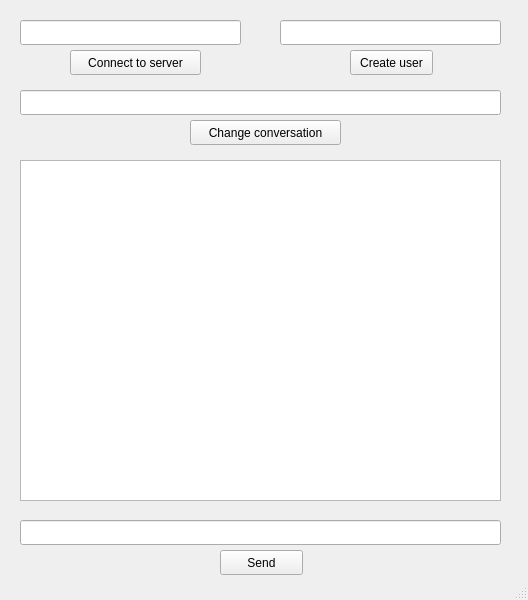
The window that lobo-client/mainwindow.ui (los-lobos-jovenes/el_lobo-client) describes before a commit, drawn with Qt 5.
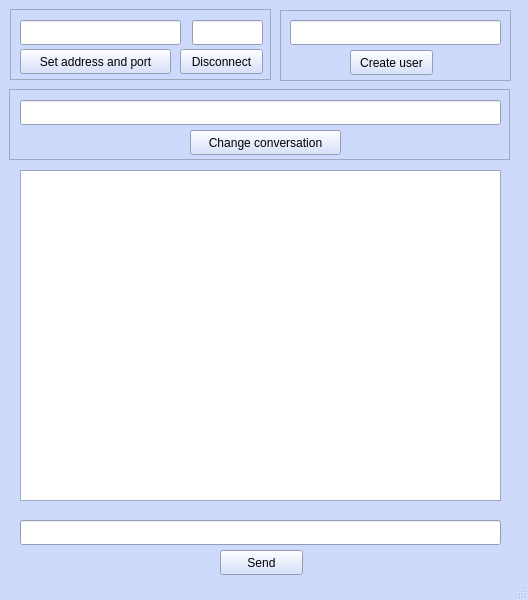
The same window after the commit.

Commit message: Connect and disconnect feature

Patch:
```diff
--- a/lobo-client/mainwindow.ui
+++ b/lobo-client/mainwindow.ui
@@ -10,6 +10,448 @@
     <height>600</height>
    </rect>
   </property>
+  <property name="palette">
+   <palette>
+    <active>
+     <colorrole role="WindowText">
+      <brush brushstyle="SolidPattern">
+       <color alpha="255">
+        <red>0</red>
+        <green>0</green>
+        <blue>0</blue>
+       </color>
+      </brush>
+     </colorrole>
+     <colorrole role="Button">
+      <brush brushstyle="SolidPattern">
+       <color alpha="255">
+        <red>205</red>
+        <green>218</green>
+        <blue>251</blue>
+       </color>
+      </brush>
+     </colorrole>
+     <colorrole role="Light">
+      <brush brushstyle="SolidPattern">
+       <color alpha="255">
+        <red>255</red>
+        <green>255</green>
+        <blue>255</blue>
+       </color>
+      </brush>
+     </colorrole>
+     <colorrole role="Midlight">
+      <brush brushstyle="SolidPattern">
+       <color alpha="255">
+        <red>230</red>
+        <green>236</green>
+        <blue>253</blue>
+       </color>
+      </brush>
+     </colorrole>
+     <colorrole role="Dark">
+      <brush brushstyle="SolidPattern">
+       <color alpha="255">
+        <red>102</red>
+        <green>109</green>
+        <blue>125</blue>
+       </color>
+      </brush>
+     </colorrole>
+     <colorrole role="Mid">
+      <brush brushstyle="SolidPattern">
+       <color alpha="255">
+        <red>137</red>
+        <green>145</green>
+        <blue>167</blue>
+       </color>
+      </brush>
+     </colorrole>
+     <colorrole role="Text">
+      <brush brushstyle="SolidPattern">
+       <color alpha="255">
+        <red>0</red>
+        <green>0</green>
+        <blue>0</blue>
+       </color>
+      </brush>
+     </colorrole>
+     <colorrole role="BrightText">
+      <brush brushstyle="SolidPattern">
+       <color alpha="255">
+        <red>255</red>
+        <green>255</green>
+        <blue>255</blue>
+       </color>
+      </brush>
+     </colorrole>
+     <colorrole role="ButtonText">
+      <brush brushstyle="SolidPattern">
+       <color alpha="255">
+        <red>0</red>
+        <green>0</green>
+        <blue>0</blue>
+       </color>
+      </brush>
+     </colorrole>
+     <colorrole role="Base">
+      <brush brushstyle="SolidPattern">
+       <color alpha="255">
+        <red>255</red>
+        <green>255</green>
+        <blue>255</blue>
+       </color>
+      </brush>
+     </colorrole>
+     <colorrole role="Window">
+      <brush brushstyle="SolidPattern">
+       <color alpha="255">
+        <red>205</red>
+        <green>218</green>
+        <blue>251</blue>
+       </color>
+      </brush>
+     </colorrole>
+     <colorrole role="Shadow">
+      <brush brushstyle="SolidPattern">
+       <color alpha="255">
+        <red>0</red>
+        <green>0</green>
+        <blue>0</blue>
+       </color>
+      </brush>
+     </colorrole>
+     <colorrole role="AlternateBase">
+      <brush brushstyle="SolidPattern">
+       <color alpha="255">
+        <red>230</red>
+        <green>236</green>
+        <blue>253</blue>
+       </color>
+      </brush>
+     </colorrole>
+     <colorrole role="ToolTipBase">
+      <brush brushstyle="SolidPattern">
+       <color alpha="255">
+        <red>255</red>
+        <green>255</green>
+        <blue>220</blue>
+       </color>
+      </brush>
+     </colorrole>
+     <colorrole role="ToolTipText">
+      <brush brushstyle="SolidPattern">
+       <color alpha="255">
+        <red>0</red>
+        <green>0</green>
+        <blue>0</blue>
+       </color>
+      </brush>
+     </colorrole>
+     <colorrole role="PlaceholderText">
+      <brush brushstyle="SolidPattern">
+       <color alpha="128">
+        <red>0</red>
+        <green>0</green>
+        <blue>0</blue>
+       </color>
+      </brush>
+     </colorrole>
+    </active>
+    <inactive>
+     <colorrole role="WindowText">
+      <brush brushstyle="SolidPattern">
+       <color alpha="255">
+        <red>0</red>
+        <green>0</green>
+        <blue>0</blue>
+       </color>
+      </brush>
+     </colorrole>
+     <colorrole role="Button">
+      <brush brushstyle="SolidPattern">
+       <color alpha="255">
+        <red>205</red>
+        <green>218</green>
+        <blue>251</blue>
+       </color>
+      </brush>
+     </colorrole>
+     <colorrole role="Light">
+      <brush brushstyle="SolidPattern">
+       <color alpha="255">
+        <red>255</red>
+        <green>255</green>
+        <blue>255</blue>
+       </color>
+      </brush>
+     </colorrole>
+     <colorrole role="Midlight">
+      <brush brushstyle="SolidPattern">
+       <color alpha="255">
+        <red>230</red>
+        <green>236</green>
+        <blue>253</blue>
+       </color>
+      </brush>
+     </colorrole>
+     <colorrole role="Dark">
+      <brush brushstyle="SolidPattern">
+       <color alpha="255">
+        <red>102</red>
+        <green>109</green>
+        <blue>125</blue>
+       </color>
+      </brush>
+     </colorrole>
+     <colorrole role="Mid">
+      <brush brushstyle="SolidPattern">
+       <color alpha="255">
+        <red>137</red>
+        <green>145</green>
+        <blue>167</blue>
+       </color>
+      </brush>
+     </colorrole>
+     <colorrole role="Text">
+      <brush brushstyle="SolidPattern">
+       <color alpha="255">
+        <red>0</red>
+        <green>0</green>
+        <blue>0</blue>
+       </color>
+      </brush>
+     </colorrole>
+     <colorrole role="BrightText">
+      <brush brushstyle="SolidPattern">
+       <color alpha="255">
+        <red>255</red>
+        <green>255</green>
+        <blue>255</blue>
+       </color>
+      </brush>
+     </colorrole>
+     <colorrole role="ButtonText">
+      <brush brushstyle="SolidPattern">
+       <color alpha="255">
+        <red>0</red>
+        <green>0</green>
+        <blue>0</blue>
+       </color>
+      </brush>
+     </colorrole>
+     <colorrole role="Base">
+      <brush brushstyle="SolidPattern">
+       <color alpha="255">
+        <red>255</red>
+        <green>255</green>
+        <blue>255</blue>
+       </color>
+      </brush>
+     </colorrole>
+     <colorrole role="Window">
+      <brush brushstyle="SolidPattern">
+       <color alpha="255">
+        <red>205</red>
+        <green>218</green>
+        <blue>251</blue>
+       </color>
+      </brush>
+     </colorrole>
+     <colorrole role="Shadow">
+      <brush brushstyle="SolidPattern">
+       <color alpha="255">
+        <red>0</red>
+        <green>0</green>
+        <blue>0</blue>
+       </color>
+      </brush>
+     </colorrole>
+     <colorrole role="AlternateBase">
+      <brush brushstyle="SolidPattern">
+       <color alpha="255">
+        <red>230</red>
+        <green>236</green>
+        <blue>253</blue>
+       </color>
+      </brush>
+     </colorrole>
+     <colorrole role="ToolTipBase">
+      <brush brushstyle="SolidPattern">
+       <color alpha="255">
+        <red>255</red>
+        <green>255</green>
+        <blue>220</blue>
+       </color>
+      </brush>
+     </colorrole>
+     <colorrole role="ToolTipText">
+      <brush brushstyle="SolidPattern">
+       <color alpha="255">
+        <red>0</red>
+        <green>0</green>
+        <blue>0</blue>
+       </color>
+      </brush>
+     </colorrole>
+     <colorrole role="PlaceholderText">
+      <brush brushstyle="SolidPattern">
+       <color alpha="128">
+        <red>0</red>
+        <green>0</green>
+        <blue>0</blue>
+       </color>
+      </brush>
+     </colorrole>
+    </inactive>
+    <disabled>
+     <colorrole role="WindowText">
+      <brush brushstyle="SolidPattern">
+       <color alpha="255">
+        <red>102</red>
+        <green>109</green>
+        <blue>125</blue>
+       </color>
+      </brush>
+     </colorrole>
+     <colorrole role="Button">
+      <brush brushstyle="SolidPattern">
+       <color alpha="255">
+        <red>205</red>
+        <green>218</green>
+        <blue>251</blue>
+       </color>
+      </brush>
+     </colorrole>
+     <colorrole role="Light">
+      <brush brushstyle="SolidPattern">
+       <color alpha="255">
+        <red>255</red>
+        <green>255</green>
+        <blue>255</blue>
+       </color>
+      </brush>
+     </colorrole>
+     <colorrole role="Midlight">
+      <brush brushstyle="SolidPattern">
+       <color alpha="255">
+        <red>230</red>
+        <green>236</green>
+        <blue>253</blue>
+       </color>
+      </brush>
+     </colorrole>
+     <colorrole role="Dark">
+      <brush brushstyle="SolidPattern">
+       <color alpha="255">
+        <red>102</red>
+        <green>109</green>
+        <blue>125</blue>
+       </color>
+      </brush>
+     </colorrole>
+     <colorrole role="Mid">
+      <brush brushstyle="SolidPattern">
+       <color alpha="255">
+        <red>137</red>
+        <green>145</green>
+        <blue>167</blue>
+       </color>
+      </brush>
+     </colorrole>
+     <colorrole role="Text">
+      <brush brushstyle="SolidPattern">
+       <color alpha="255">
+        <red>102</red>
+        <green>109</green>
+        <blue>125</blue>
+       </color>
+      </brush>
+     </colorrole>
+     <colorrole role="BrightText">
+      <brush brushstyle="SolidPattern">
+       <color alpha="255">
+        <red>255</red>
+        <green>255</green>
+        <blue>255</blue>
+       </color>
+      </brush>
+     </colorrole>
+     <colorrole role="ButtonText">
+      <brush brushstyle="SolidPattern">
+       <color alpha="255">
+        <red>102</red>
+        <green>109</green>
+        <blue>125</blue>
+       </color>
+      </brush>
+     </colorrole>
+     <colorrole role="Base">
+      <brush brushstyle="SolidPattern">
+       <color alpha="255">
+        <red>205</red>
+        <green>218</green>
+        <blue>251</blue>
+       </color>
+      </brush>
+     </colorrole>
+     <colorrole role="Window">
+      <brush brushstyle="SolidPattern">
+       <color alpha="255">
+        <red>205</red>
+        <green>218</green>
+        <blue>251</blue>
+       </color>
+      </brush>
+     </colorrole>
+     <colorrole role="Shadow">
+      <brush brushstyle="SolidPattern">
+       <color alpha="255">
+        <red>0</red>
+        <green>0</green>
+        <blue>0</blue>
+       </color>
+      </brush>
+     </colorrole>
+     <colorrole role="AlternateBase">
+      <brush brushstyle="SolidPattern">
+       <color alpha="255">
+        <red>205</red>
+        <green>218</green>
+        <blue>251</blue>
+       </color>
+      </brush>
+     </colorrole>
+     <colorrole role="ToolTipBase">
+      <brush brushstyle="SolidPattern">
+       <color alpha="255">
+        <red>255</red>
+        <green>255</green>
+        <blue>220</blue>
+       </color>
+      </brush>
+     </colorrole>
+     <colorrole role="ToolTipText">
+      <brush brushstyle="SolidPattern">
+       <color alpha="255">
+        <red>0</red>
+        <green>0</green>
+        <blue>0</blue>
+       </color>
+      </brush>
+     </colorrole>
+     <colorrole role="PlaceholderText">
+      <brush brushstyle="SolidPattern">
+       <color alpha="128">
+        <red>0</red>
+        <green>0</green>
+        <blue>0</blue>
+       </color>
+      </brush>
+     </colorrole>
+    </disabled>
+   </palette>
+  </property>
   <property name="windowTitle">
    <string>Lobo communicator</string>
   </property>
@@ -32,24 +474,11 @@
      <rect>
       <x>20</x>
       <y>20</y>
-      <width>221</width>
+      <width>161</width>
       <height>25</height>
      </rect>
     </property>
    </widget>
-   <widget class="QPushButton" name="pushButton_2">
-    <property name="geometry">
-     <rect>
-      <x>70</x>
-      <y>50</y>
-      <width>131</width>
-      <height>25</height>
-     </rect>
-    </property>
-    <property name="text">
-     <string>Connect to server</string>
-    </property>
-   </widget>
    <widget class="QLineEdit" name="lineEdit_2">
     <property name="geometry">
      <rect>
@@ -63,9 +492,9 @@
    <widget class="QLineEdit" name="lineEdit_3">
     <property name="geometry">
      <rect>
-      <x>280</x>
+      <x>290</x>
       <y>20</y>
-      <width>221</width>
+      <width>211</width>
       <height>25</height>
      </rect>
     </property>
@@ -87,7 +516,7 @@
     <property name="geometry">
      <rect>
       <x>190</x>
-      <y>120</y>
+      <y>130</y>
       <width>151</width>
       <height>25</height>
      </rect>
@@ -100,7 +529,7 @@
     <property name="geometry">
      <rect>
       <x>20</x>
-      <y>90</y>
+      <y>100</y>
       <width>481</width>
       <height>25</height>
      </rect>
@@ -110,12 +539,108 @@
     <property name="geometry">
      <rect>
       <x>20</x>
-      <y>160</y>
+      <y>170</y>
       <width>481</width>
-      <height>341</height>
+      <height>331</height>
      </rect>
     </property>
    </widget>
+   <widget class="QLineEdit" name="lineEdit_5">
+    <property name="geometry">
+     <rect>
+      <x>192</x>
+      <y>20</y>
+      <width>71</width>
+      <height>25</height>
+     </rect>
+    </property>
+   </widget>
+   <widget class="QFrame" name="frame">
+    <property name="geometry">
+     <rect>
+      <x>10</x>
+      <y>9</y>
+      <width>261</width>
+      <height>71</height>
+     </rect>
+    </property>
+    <property name="frameShape">
+     <enum>QFrame::StyledPanel</enum>
+    </property>
+    <property name="frameShadow">
+     <enum>QFrame::Raised</enum>
+    </property>
+    <widget class="QPushButton" name="pushButton_2">
+     <property name="geometry">
+      <rect>
+       <x>10</x>
+       <y>40</y>
+       <width>151</width>
+       <height>25</height>
+      </rect>
+     </property>
+     <property name="text">
+      <string>Set address and port</string>
+     </property>
+    </widget>
+    <widget class="QPushButton" name="pushButton_5">
+     <property name="geometry">
+      <rect>
+       <x>170</x>
+       <y>40</y>
+       <width>83</width>
+       <height>25</height>
+      </rect>
+     </property>
+     <property name="text">
+      <string>Disconnect</string>
+     </property>
+    </widget>
+   </widget>
+   <widget class="QFrame" name="frame_2">
+    <property name="geometry">
+     <rect>
+      <x>280</x>
+      <y>10</y>
+      <width>231</width>
+      <height>71</height>
+     </rect>
+    </property>
+    <property name="frameShape">
+     <enum>QFrame::StyledPanel</enum>
+    </property>
+    <property name="frameShadow">
+     <enum>QFrame::Raised</enum>
+    </property>
+   </widget>
+   <widget class="QFrame" name="frame_3">
+    <property name="geometry">
+     <rect>
+      <x>9</x>
+      <y>89</y>
+      <width>501</width>
+      <height>71</height>
+     </rect>
+    </property>
+    <property name="frameShape">
+     <enum>QFrame::StyledPanel</enum>
+    </property>
+    <property name="frameShadow">
+     <enum>QFrame::Raised</enum>
+    </property>
+   </widget>
+   <zorder>frame_3</zorder>
+   <zorder>frame_2</zorder>
+   <zorder>frame</zorder>
+   <zorder>pushButton</zorder>
+   <zorder>lineEdit</zorder>
+   <zorder>lineEdit_2</zorder>
+   <zorder>lineEdit_3</zorder>
+   <zorder>pushButton_3</zorder>
+   <zorder>pushButton_4</zorder>
+   <zorder>lineEdit_4</zorder>
+   <zorder>textBrowser</zorder>
+   <zorder>lineEdit_5</zorder>
   </widget>
   <widget class="QStatusBar" name="statusbar"/>
  </widget>
```
Left out of the diff: 3 changed lines with no effect on the pictures. The commit also changes 2 other files.
